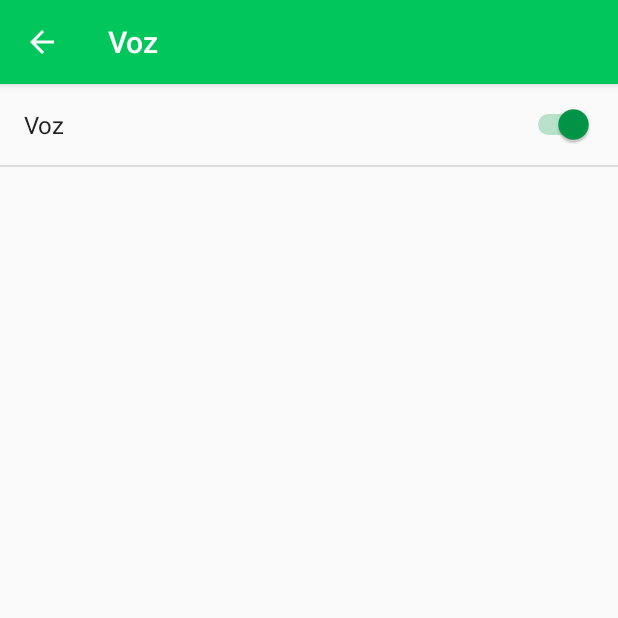
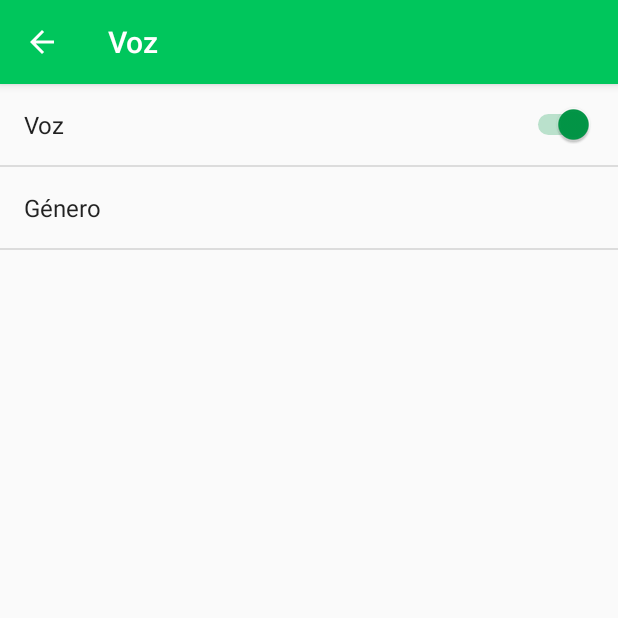
Before and after one commit to CEBracco/MEMORIABraccoCuevas, an Android app: the SettingsActivity screen opened directly, with no data from a screen before it, after a tap on "Voz", on a phone screen of 412 x 824 dp, the top half of it. Run offline under Robolectric (Android 15) with nearby library versions, the phone set to English and light mode, and no system bars.

Commit message:
Agrego seleccion de genero de voz

```diff
--- /dev/null
+++ b/app/src/main/res/values-v21/arrays.xml
@@ -0,0 +1,7 @@
+<?xml version="1.0" encoding="utf-8"?>
+<resources>
+    <string-array name="pref_voice_genders">
+        <item>Masculina</item>
+        <item>Femenina</item>
+    </string-array>
+</resources>
--- /dev/null
+++ b/app/src/main/res/values-w820dp/arrays.xml
@@ -0,0 +1,7 @@
+<?xml version="1.0" encoding="utf-8"?>
+<resources>
+    <string-array name="pref_voice_genders">
+        <item>Masculina</item>
+        <item>Femenina</item>
+    </string-array>
+</resources>
--- /dev/null
+++ b/app/src/main/res/values/arrays.xml
@@ -0,0 +1,7 @@
+<?xml version="1.0" encoding="utf-8"?>
+<resources>
+    <string-array name="pref_voice_genders">
+        <item>Masculina</item>
+        <item>Femenina</item>
+    </string-array>
+</resources>
--- a/app/src/main/res/values/strings.xml
+++ b/app/src/main/res/values/strings.xml
@@ -69,4 +69,5 @@
     <string name="pref_header_notifications">Sonidos</string>
 
     <string name="pref_voz">Voz</string>
+    <string name="pref_voice_gender">Género</string>
 </resources>
--- a/app/src/main/res/xml/pref_voice.xml
+++ b/app/src/main/res/xml/pref_voice.xml
@@ -1,5 +1,4 @@
-<PreferenceScreen xmlns:tools="http://schemas.android.com/tools"
-    xmlns:android="http://schemas.android.com/apk/res/android">
+<PreferenceScreen xmlns:android="http://schemas.android.com/apk/res/android">
 
     <!-- A 'parent' preference, which enables/disables child preferences (below)
          when checked/unchecked. -->
@@ -8,6 +7,12 @@
         android:key="pref_voz"
         android:title="@string/pref_voz" />
 
+    <ListPreference
+        android:key="pref_voice_gender"
+        android:title="@string/pref_voice_gender"
+        android:entries="@array/pref_voice_genders"
+        android:entryValues="@array/pref_voice_genders"/>
+
     <!-- Allows the user to choose a ringtone in the 'notification' category. -->
     <!-- NOTE: This preference will be enabled only when the checkbox above is checked. -->
     <!-- NOTE: RingtonePreference's summary should be set to its value by the activity code. -->
```
